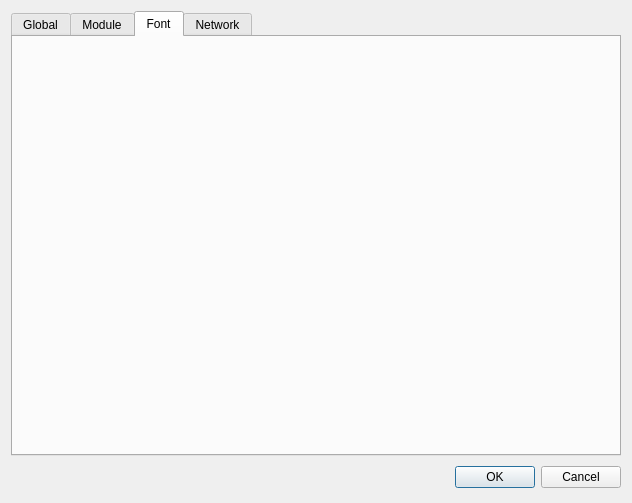
Above: src/dialogs/settings/settings.ui from axsapronov/QSopherim before the change. Below: the same form after it.
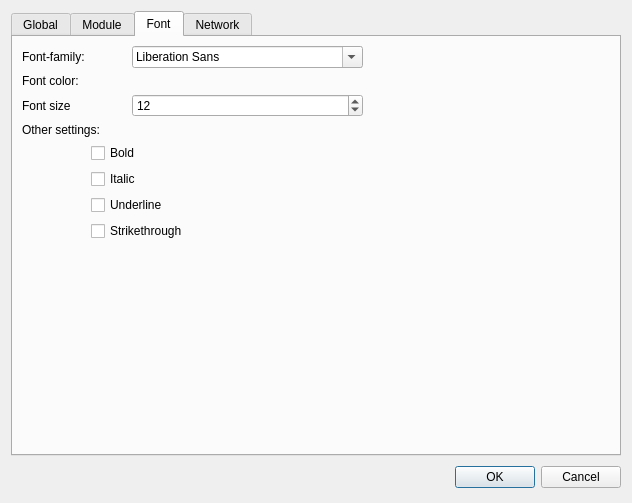
That is the form after the change. The open tabs and pages were chosen to show the change.

Commit message: Add settings: load from folder. Add select font

```diff
--- a/src/dialogs/settings/settings.ui
+++ b/src/dialogs/settings/settings.ui
@@ -142,6 +142,116 @@
       <attribute name="title">
        <string>Font</string>
       </attribute>
+      <layout class="QGridLayout" name="gridLayout_5">
+       <item row="0" column="0">
+        <widget class="QLabel" name="label_5">
+         <property name="whatsThis">
+          <string>&lt;html&gt;&lt;head/&gt;&lt;body&gt;&lt;p&gt;Font for display text&lt;/p&gt;&lt;/body&gt;&lt;/html&gt;</string>
+         </property>
+         <property name="text">
+          <string>Font-family:</string>
+         </property>
+        </widget>
+       </item>
+       <item row="0" column="3">
+        <widget class="QFontComboBox" name="fontComB"/>
+       </item>
+       <item row="1" column="0">
+        <widget class="QLabel" name="label_6">
+         <property name="text">
+          <string>Font color:</string>
+         </property>
+        </widget>
+       </item>
+       <item row="2" column="0">
+        <widget class="QLabel" name="label_8">
+         <property name="text">
+          <string>Font size</string>
+         </property>
+        </widget>
+       </item>
+       <item row="2" column="3">
+        <widget class="QSpinBox" name="sBFontSize">
+         <property name="minimum">
+          <number>5</number>
+         </property>
+         <property name="maximum">
+          <number>72</number>
+         </property>
+         <property name="singleStep">
+          <number>1</number>
+         </property>
+         <property name="value">
+          <number>12</number>
+         </property>
+        </widget>
+       </item>
+       <item row="3" column="0" colspan="2">
+        <widget class="QLabel" name="label_7">
+         <property name="text">
+          <string>Other settings:</string>
+         </property>
+        </widget>
+       </item>
+       <item row="4" column="1" colspan="3">
+        <layout class="QGridLayout" name="gridLayout_4">
+         <item row="0" column="0">
+          <widget class="QCheckBox" name="chBBold">
+           <property name="text">
+            <string>Bold</string>
+           </property>
+          </widget>
+         </item>
+         <item row="1" column="0">
+          <widget class="QCheckBox" name="chBItalic">
+           <property name="text">
+            <string>Italic</string>
+           </property>
+          </widget>
+         </item>
+         <item row="2" column="0">
+          <widget class="QCheckBox" name="chBUnderline">
+           <property name="text">
+            <string>Underline</string>
+           </property>
+          </widget>
+         </item>
+         <item row="3" column="0">
+          <widget class="QCheckBox" name="chBStrike">
+           <property name="text">
+            <string>Strikethrough</string>
+           </property>
+          </widget>
+         </item>
+        </layout>
+       </item>
+       <item row="4" column="4">
+        <spacer name="horizontalSpacer_2">
+         <property name="orientation">
+          <enum>Qt::Horizontal</enum>
+         </property>
+         <property name="sizeHint" stdset="0">
+          <size>
+           <width>245</width>
+           <height>20</height>
+          </size>
+         </property>
+        </spacer>
+       </item>
+       <item row="5" column="2">
+        <spacer name="verticalSpacer_3">
+         <property name="orientation">
+          <enum>Qt::Vertical</enum>
+         </property>
+         <property name="sizeHint" stdset="0">
+          <size>
+           <width>20</width>
+           <height>195</height>
+          </size>
+         </property>
+        </spacer>
+       </item>
+      </layout>
      </widget>
      <widget class="QWidget" name="tab_2">
       <attribute name="title">
```
Left out of the diff: 48 changed lines with no effect on the pictures. The commit also changes 11 other files.
